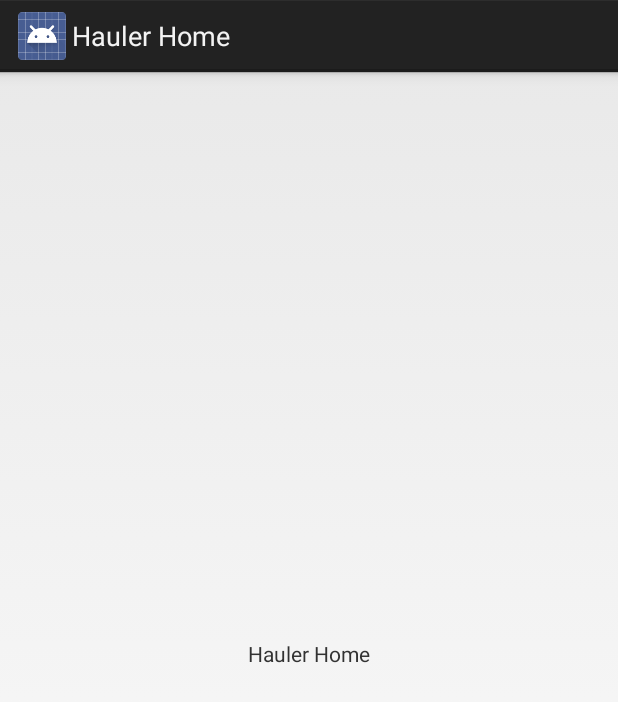
After one commit to hackathon-3d/tyrannodroidus-rex-repo, an Android app: the HaulerHome screen opened directly, with no data from a screen before it, on a phone screen of 412 x 824 dp. The commit adds this screen. Shown: the top 702 px of the screen. Run offline under Robolectric (Android 15) with nearby library versions, the phone set to English and light mode, and no system bars.

Commit message:
Hauler Home Page and supporting 'Stuff'

```diff
--- a/android/TruckIt/TruckIt/src/main/AndroidManifest.xml
+++ b/android/TruckIt/TruckIt/src/main/AndroidManifest.xml
@@ -26,6 +26,10 @@
             android:name="com.hack3d.truckit.ClientPastJobs"
             android:label="@string/title_activity_client_past_jobs" >
         </activity>
+        <activity
+            android:name="com.hack3d.truckit.HaulerHome"
+            android:label="@string/title_activity_hauler_home" >
+        </activity>
     </application>
 
 </manifest>
--- /dev/null
+++ b/android/TruckIt/TruckIt/src/main/java/com/hack3d/truckit/HaulerHome.java
@@ -0,0 +1,16 @@
+package com.hack3d.truckit;
+
+import android.app.Activity;
+import android.os.Bundle;
+
+/**
+ * Created by johngyselinck on 8/24/13.
+ */
+public class HaulerHome extends Activity {
+
+    @Override
+    protected void onCreate(Bundle savedInstance){
+        super.onCreate(savedInstance);
+        setContentView(R.layout.hauler_main);
+    }
+}
--- /dev/null
+++ b/android/TruckIt/TruckIt/src/main/res/layout/hauler_main.xml
@@ -0,0 +1,15 @@
+<?xml version="1.0" encoding="utf-8"?>
+
+<LinearLayout xmlns:android="http://schemas.android.com/apk/res/android"
+              android:orientation="vertical"
+              android:layout_width="match_parent"
+              android:layout_height="match_parent"
+              android:gravity="center"
+        >
+    <TextView android:id="@+id/hauler_sample"
+              android:layout_height="wrap_content"
+              android:layout_width="wrap_content"
+              android:text="Hauler Home"
+            />
+
+</LinearLayout>
--- a/android/TruckIt/TruckIt/src/main/res/layout/mode_select.xml
+++ b/android/TruckIt/TruckIt/src/main/res/layout/mode_select.xml
@@ -7,10 +7,11 @@
     <Button android:id="@+id/aclient_button"
             android:layout_width="96pt"
             android:layout_height="wrap_content"
-            android:text="Have a Load"/>
+            android:text="@string/have_load"/>
     <Button android:id="@+id/provider_button"
             android:layout_below="@id/aclient_button"
             android:layout_width="96pt"
             android:layout_height="wrap_content"
-            android:text="Haul a Load"/>
+            android:text="@string/haul_load"
+            android:onClick="haulerHome"/>
 </RelativeLayout>
--- a/android/TruckIt/TruckIt/src/main/res/values/strings.xml
+++ b/android/TruckIt/TruckIt/src/main/res/values/strings.xml
@@ -14,5 +14,6 @@
     <string name="current_jobs">Current Jobs</string>
     <string name="past_jobs">Past Jobs</string>
     <string name="title_activity_client_past_jobs">Past Jobs</string>
+    <string name="title_activity_hauler_home">Hauler Home</string>
 
 </resources>
```
Also changed, not shown: android/TruckIt/TruckIt/src/main/java/com/hack3d/truckit/ModeSelectActivity.java (+8 -0 lines).
